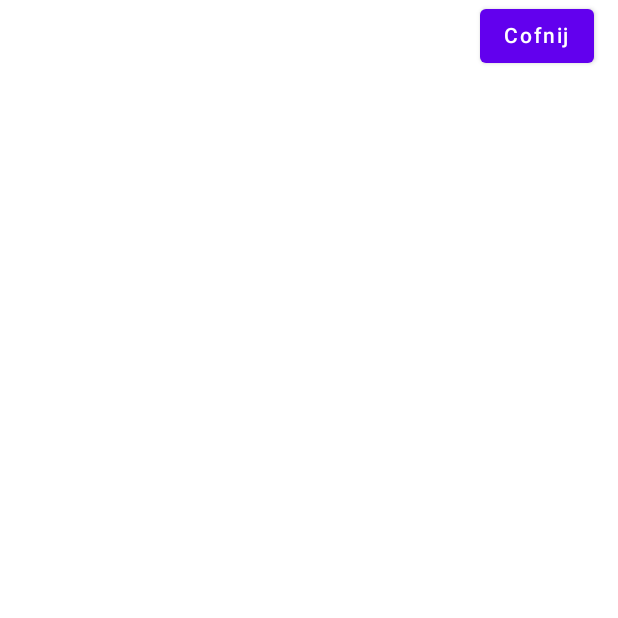
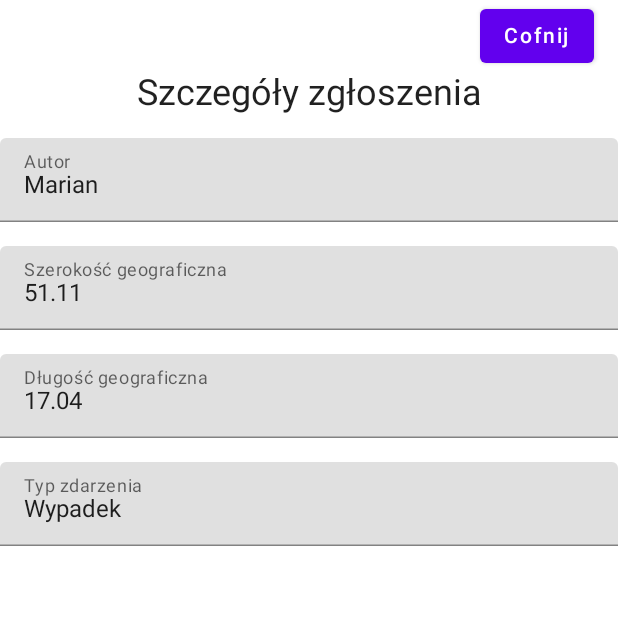
Before and after one commit to angrynerds-pl/kpz-2023-mpk-android, an Android app built with Jetpack Compose: the ReportDetailsScreen screen opened through its navigation route, on a phone screen of 412 x 824 dp, the top half of it. Run offline under Robolectric (Android 15) with nearby library versions, the phone set to English and light mode, and no system bars; our stand-ins replace Dagger/Hilt's generated code; network calls fail; 1 statement that could not run was skipped.

Commit message:
wip v6 added report details screen

```diff
--- a/app/src/main/java/com/example/mpkAndroid/ui/mapScreen/MapScreenViewModel.kt
+++ b/app/src/main/java/com/example/mpkAndroid/ui/mapScreen/MapScreenViewModel.kt
@@ -154,6 +154,18 @@ class MapScreenViewModel @Inject constructor(
         }
     }
 
+    fun getReportDetailsForSelectedMarker(): Report {
+        val marker = _uiState.value.selectedReportMarker
+        if (marker != null) {
+            return _uiState.value.reports.find { report ->
+                report.longitude == marker.position.longitude &&
+                        report.latitude == marker.position.latitude
+            }!!
+        }
+
+        return _uiState.value.reports.first()
+    }
+
     override fun onCleared() {
         backgroundExecutor.shutdownNow()
     }
--- a/app/src/main/java/com/example/mpkAndroid/ui/reportScreens/reportDetailsScreen/ReportDetailsScreen.kt
+++ b/app/src/main/java/com/example/mpkAndroid/ui/reportScreens/reportDetailsScreen/ReportDetailsScreen.kt
@@ -1,14 +1,15 @@
 package com.example.mpkAndroid.ui.reportScreens.reportDetailsScreen
 
-import androidx.compose.foundation.layout.Column
-import androidx.compose.foundation.layout.fillMaxWidth
-import androidx.compose.foundation.layout.padding
+import androidx.compose.foundation.layout.*
 import androidx.compose.material.Button
 import androidx.compose.material.Text
+import androidx.compose.material.TextField
 import androidx.compose.runtime.Composable
 import androidx.compose.ui.Alignment
 import androidx.compose.ui.Modifier
+import androidx.compose.ui.text.style.TextAlign
 import androidx.compose.ui.unit.dp
+import androidx.compose.ui.unit.sp
 import androidx.hilt.navigation.compose.hiltViewModel
 import androidx.navigation.NavController
 import com.example.mpkAndroid.ui.mapScreen.MapScreenViewModel
@@ -19,9 +20,15 @@ fun ReportDetailsScreen(
     reportDetailsScreenViewModel: ReportDetailsScreenViewModel = hiltViewModel<ReportDetailsScreenViewModel>(),
     navController: NavController
 ) {
+    val selectedReport = mapScreenViewModel.getReportDetailsForSelectedMarker()
+
+    Box(modifier = Modifier.fillMaxSize()) {
         Column(
             horizontalAlignment = Alignment.End,
-        modifier = Modifier.fillMaxWidth()
+            modifier = Modifier
+                .fillMaxWidth()
+                .align(Alignment.TopCenter)
+                .padding(bottom = 64.dp) // Adjust bottom padding as needed
         ) {
             Button(
                 onClick = { navController.popBackStack() },
@@ -29,5 +36,50 @@ fun ReportDetailsScreen(
             ) {
                 Text(text = "Cofnij")
             }
+            Text(
+                text = "Szczegóły zgłoszenia",
+                textAlign = TextAlign.Center,
+                modifier = Modifier
+                    .fillMaxWidth()
+                    .padding(bottom = 16.dp),
+                fontSize = 24.sp
+            )
+            TextField(
+                value = selectedReport.authorName,
+                onValueChange = {},
+                readOnly = true,
+                label = { Text(text = "Autor") },
+                modifier = Modifier
+                    .fillMaxWidth()
+                    .padding(bottom = 16.dp),
+            )
+            TextField(
+                value = selectedReport.latitude.toString(),
+                onValueChange = {},
+                readOnly = true,
+                label = { Text(text = "Szerokość geograficzna") },
+                modifier = Modifier
+                    .fillMaxWidth()
+                    .padding(bottom = 16.dp)
+            )
+            TextField(
+                value = selectedReport.longitude.toString(),
+                onValueChange = {},
+                readOnly = true,
+                label = { Text(text = "Długość geograficzna") },
+                modifier = Modifier
+                    .fillMaxWidth()
+                    .padding(bottom = 16.dp)
+            )
+            TextField(
+                value = selectedReport.type.translation,
+                onValueChange = {},
+                readOnly = true,
+                label = { Text(text = "Typ zdarzenia") },
+                modifier = Modifier
+                    .fillMaxWidth()
+                    .padding(bottom = 16.dp)
+            )
         }
     }
+}
```
Lines whose indentation alone changed are shown as unchanged.
